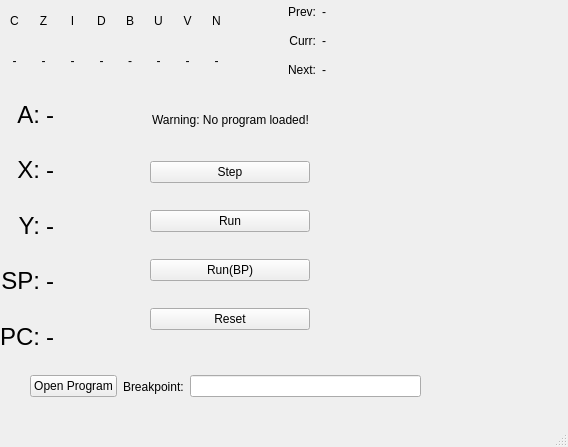
Old version of the form debugger/mainwindow.ui in the repository felixkorch/Kandidatarbete-LLVMES.
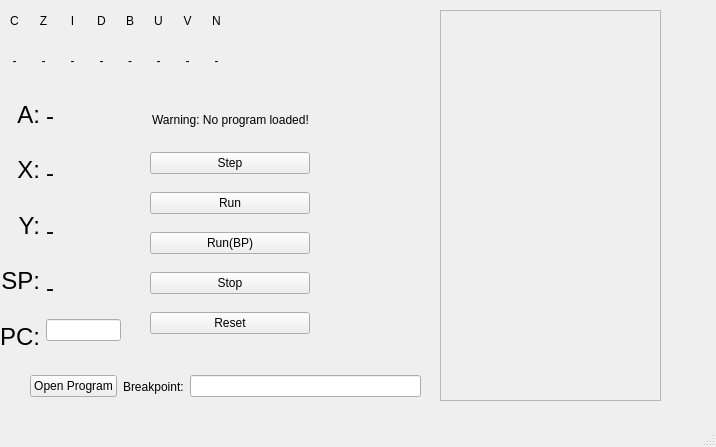
New version of the form.

Commit message:
Re-implement debugger and UI
Re-implement debugger for use with signals and slots. Make the UI more robust by adding checks to prevent unwanted actions when the CPU is running. The UI now contains a view that displays disassembly for the latest executed instructions.

The edit to the form file:
```diff
--- a/debugger/mainwindow.ui
+++ b/debugger/mainwindow.ui
@@ -6,7 +6,7 @@
    <rect>
     <x>0</x>
     <y>0</y>
-    <width>568</width>
+    <width>716</width>
     <height>447</height>
    </rect>
   </property>
@@ -51,6 +51,13 @@
        </property>
       </widget>
      </item>
+     <item>
+      <widget class="QPushButton" name="Button_Stop">
+       <property name="text">
+        <string>Stop</string>
+       </property>
+      </widget>
+     </item>
      <item>
       <widget class="QPushButton" name="Button_Reset">
        <property name="text">
@@ -406,6 +413,9 @@
        <property name="spacing">
         <number>6</number>
        </property>
+       <property name="bottomMargin">
+        <number>20</number>
+       </property>
        <item>
         <widget class="QLabel" name="Label_Value_RegA">
          <property name="font">
@@ -455,14 +465,15 @@
         </widget>
        </item>
        <item>
-        <widget class="QLabel" name="Label_Value_RegPC">
-         <property name="font">
-          <font>
-           <pointsize>18</pointsize>
-          </font>
+        <widget class="QLineEdit" name="Edit_PC">
+         <property name="sizePolicy">
+          <sizepolicy hsizetype="Expanding" vsizetype="Fixed">
+           <horstretch>0</horstretch>
+           <verstretch>0</verstretch>
+          </sizepolicy>
          </property>
-         <property name="text">
-          <string>-</string>
+         <property name="alignment">
+          <set>Qt::AlignLeading|Qt::AlignLeft|Qt::AlignVCenter</set>
          </property>
         </widget>
        </item>
@@ -470,82 +481,28 @@
      </item>
     </layout>
    </widget>
-   <widget class="QWidget" name="horizontalLayoutWidget_2">
+   <widget class="QScrollArea" name="scrollArea">
     <property name="geometry">
      <rect>
-      <x>240</x>
-      <y>0</y>
-      <width>311</width>
-      <height>81</height>
+      <x>440</x>
+      <y>10</y>
+      <width>221</width>
+      <height>391</height>
      </rect>
     </property>
-    <layout class="QHBoxLayout" name="horizontalLayout_5" stretch="1,3">
-     <property name="spacing">
-      <number>6</number>
+    <property name="widgetResizable">
+     <bool>true</bool>
+    </property>
+    <widget class="QWidget" name="scrollAreaWidgetContents">
+     <property name="geometry">
+      <rect>
+       <x>0</x>
+       <y>0</y>
+       <width>219</width>
+       <height>389</height>
+      </rect>
      </property>
-     <property name="rightMargin">
-      <number>0</number>
-     </property>
-     <item>
-      <layout class="QVBoxLayout" name="verticalLayout_6">
-       <item>
-        <widget class="QLabel" name="Label_PrevInst_2">
-         <property name="text">
-          <string>Prev:</string>
-         </property>
-         <property name="alignment">
-          <set>Qt::AlignRight|Qt::AlignTrailing|Qt::AlignVCenter</set>
-         </property>
-        </widget>
-       </item>
-       <item>
-        <widget class="QLabel" name="Label_CurrInst_2">
-         <property name="text">
-          <string>Curr:</string>
-         </property>
-         <property name="alignment">
-          <set>Qt::AlignRight|Qt::AlignTrailing|Qt::AlignVCenter</set>
-         </property>
-        </widget>
-       </item>
-       <item>
-        <widget class="QLabel" name="Label_NextInst_2">
-         <property name="text">
-          <string>Next:</string>
-         </property>
-         <property name="alignment">
-          <set>Qt::AlignRight|Qt::AlignTrailing|Qt::AlignVCenter</set>
-         </property>
-        </widget>
-       </item>
-      </layout>
-     </item>
-     <item>
-      <layout class="QVBoxLayout" name="verticalLayout_5">
-       <item>
-        <widget class="QLabel" name="Label_PrevInst">
-         <property name="text">
-          <string>-</string>
-         </property>
-        </widget>
-       </item>
-       <item>
-        <widget class="QLabel" name="Label_CurrInst">
-         <property name="text">
-          <string>-</string>
-         </property>
-        </widget>
-       </item>
-       <item>
-        <widget class="QLabel" name="Label_NextInst">
-         <property name="text">
-          <string>-</string>
-         </property>
-        </widget>
-       </item>
-      </layout>
-     </item>
-    </layout>
+    </widget>
    </widget>
   </widget>
   <widget class="QMenuBar" name="menubar">
```
Left out of the diff: 2 changed lines with no effect on the pictures. The commit also changes 5 other files.
